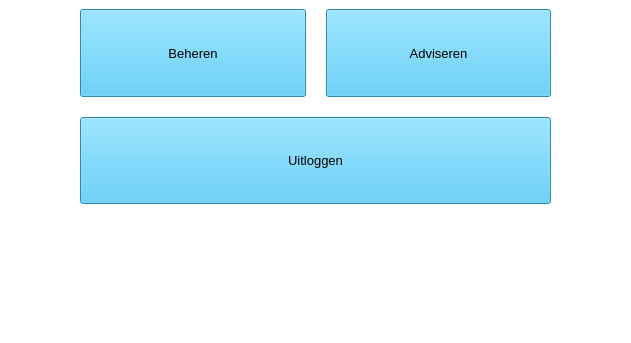
Old version of the form Beheerderkeuzes.ui in the repository Alwin1234567/AR-project; both pictures show x 175 to 806 and y 321 to 664 of the 981 by 664 pixel window.
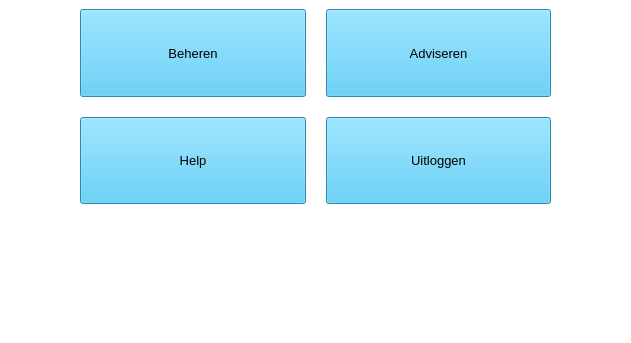
New version of the form. Icons and pictures are not drawn.

Commit message: Help knop toegevoegd

The edit to the form file:
```diff
--- a/Beheerderkeuzes.ui
+++ b/Beheerderkeuzes.ui
@@ -162,24 +162,16 @@
         </property>
        </widget>
       </item>
-      <item row="5" column="1" colspan="2">
-       <widget class="QPushButton" name="btnUitloggen">
+      <item row="4" column="0">
+       <widget class="QLabel" name="label">
         <property name="sizePolicy">
          <sizepolicy hsizetype="Expanding" vsizetype="Expanding">
           <horstretch>0</horstretch>
           <verstretch>0</verstretch>
          </sizepolicy>
         </property>
-        <property name="font">
-         <font>
-          <pointsize>10</pointsize>
-         </font>
-        </property>
-        <property name="styleSheet">
-         <string notr="true">background-color: rgb(64, 191, 240);</string>
-        </property>
         <property name="text">
-         <string>Uitloggen</string>
+         <string/>
         </property>
        </widget>
       </item>
@@ -233,8 +225,48 @@
           <verstretch>0</verstretch>
          </sizepolicy>
         </property>
+        <layout class="QHBoxLayout" name="horizontalLayout"/>
+       </widget>
+      </item>
+      <item row="5" column="2">
+       <widget class="QPushButton" name="btnUitloggen">
+        <property name="sizePolicy">
+         <sizepolicy hsizetype="Expanding" vsizetype="Expanding">
+          <horstretch>0</horstretch>
+          <verstretch>0</verstretch>
+         </sizepolicy>
+        </property>
+        <property name="font">
+         <font>
+          <pointsize>10</pointsize>
+         </font>
+        </property>
+        <property name="styleSheet">
+         <string notr="true">background-color: rgb(64, 191, 240);</string>
+        </property>
         <property name="text">
-         <string/>
+         <string>Uitloggen</string>
+        </property>
+       </widget>
+      </item>
+      <item row="5" column="1">
+       <widget class="QPushButton" name="pushButton">
+        <property name="sizePolicy">
+         <sizepolicy hsizetype="Expanding" vsizetype="Expanding">
+          <horstretch>0</horstretch>
+          <verstretch>0</verstretch>
+         </sizepolicy>
+        </property>
+        <property name="font">
+         <font>
+          <pointsize>10</pointsize>
+         </font>
+        </property>
+        <property name="styleSheet">
+         <string notr="true">background-color: rgb(64, 191, 240);</string>
+        </property>
+        <property name="text">
+         <string>Help</string>
         </property>
        </widget>
       </item>
```
Left out of the diff: 57 changed lines with no effect on the pictures. The commit also changes 2 other files.
